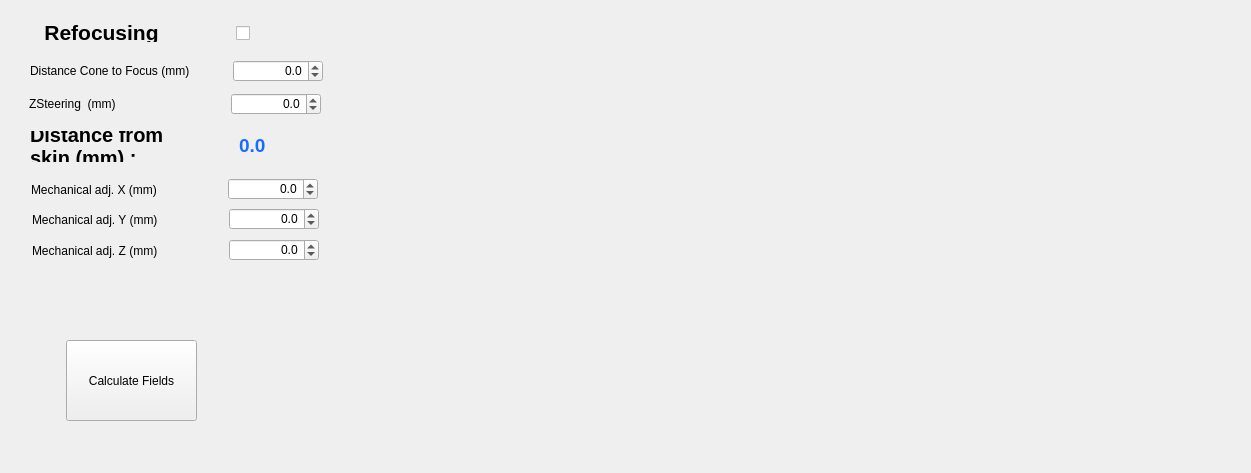
First picture: the form in BabelBrain/Babel_H317/form.ui, repository ProteusMRIgHIFU/BabelBrain, before the edit.
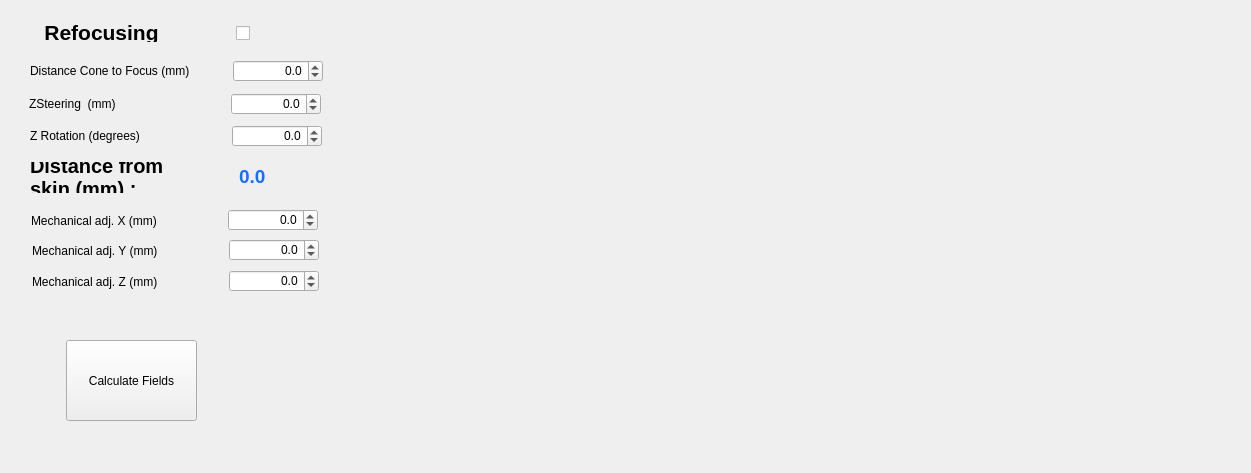
Second picture: the form after the edit.

Commit message: add rotation on Z of H317

What changed in the file:
```diff
--- a/BabelBrain/Babel_H317/form.ui
+++ b/BabelBrain/Babel_H317/form.ui
@@ -20,7 +20,7 @@
    <property name="geometry">
     <rect>
      <x>31</x>
-     <y>180</y>
+     <y>211</y>
      <width>143</width>
      <height>20</height>
     </rect>
@@ -74,7 +74,7 @@
    <property name="geometry">
     <rect>
      <x>239</x>
-     <y>130</y>
+     <y>161</y>
      <width>76</width>
      <height>31</height>
     </rect>
@@ -96,7 +96,7 @@
    <property name="geometry">
     <rect>
      <x>30</x>
-     <y>131</y>
+     <y>162</y>
      <width>150</width>
      <height>31</height>
     </rect>
@@ -119,7 +119,7 @@
    <property name="geometry">
     <rect>
      <x>228</x>
-     <y>178</y>
+     <y>209</y>
      <width>90</width>
      <height>22</height>
     </rect>
@@ -147,7 +147,7 @@
    <property name="geometry">
     <rect>
      <x>32</x>
-     <y>210</y>
+     <y>241</y>
      <width>143</width>
      <height>20</height>
     </rect>
@@ -160,7 +160,7 @@
    <property name="geometry">
     <rect>
      <x>229</x>
-     <y>208</y>
+     <y>239</y>
      <width>90</width>
      <height>22</height>
     </rect>
@@ -217,7 +217,7 @@
    <property name="geometry">
     <rect>
      <x>32</x>
-     <y>241</y>
+     <y>272</y>
      <width>143</width>
      <height>20</height>
     </rect>
@@ -230,7 +230,7 @@
    <property name="geometry">
     <rect>
      <x>229</x>
-     <y>239</y>
+     <y>270</y>
      <width>90</width>
      <height>22</height>
     </rect>
@@ -338,6 +338,47 @@
     <string>Distance Cone to Focus (mm)</string>
    </property>
   </widget>
+  <widget class="QLabel" name="label_26">
+   <property name="geometry">
+    <rect>
+     <x>30</x>
+     <y>126</y>
+     <width>143</width>
+     <height>20</height>
+    </rect>
+   </property>
+   <property name="text">
+    <string>Z Rotation (degrees)</string>
+   </property>
+  </widget>
+  <widget class="QDoubleSpinBox" name="ZRotationSpinBox">
+   <property name="geometry">
+    <rect>
+     <x>232</x>
+     <y>125</y>
+     <width>90</width>
+     <height>22</height>
+    </rect>
+   </property>
+   <property name="alignment">
+    <set>Qt::AlignRight|Qt::AlignTrailing|Qt::AlignVCenter</set>
+   </property>
+   <property name="decimals">
+    <number>1</number>
+   </property>
+   <property name="minimum">
+    <double>-180.000000000000000</double>
+   </property>
+   <property name="maximum">
+    <double>180.000000000000000</double>
+   </property>
+   <property name="singleStep">
+    <double>5.000000000000000</double>
+   </property>
+   <property name="value">
+    <double>0.000000000000000</double>
+   </property>
+  </widget>
  </widget>
  <resources/>
  <connections/>
```
The commit also changes 7 other files.
